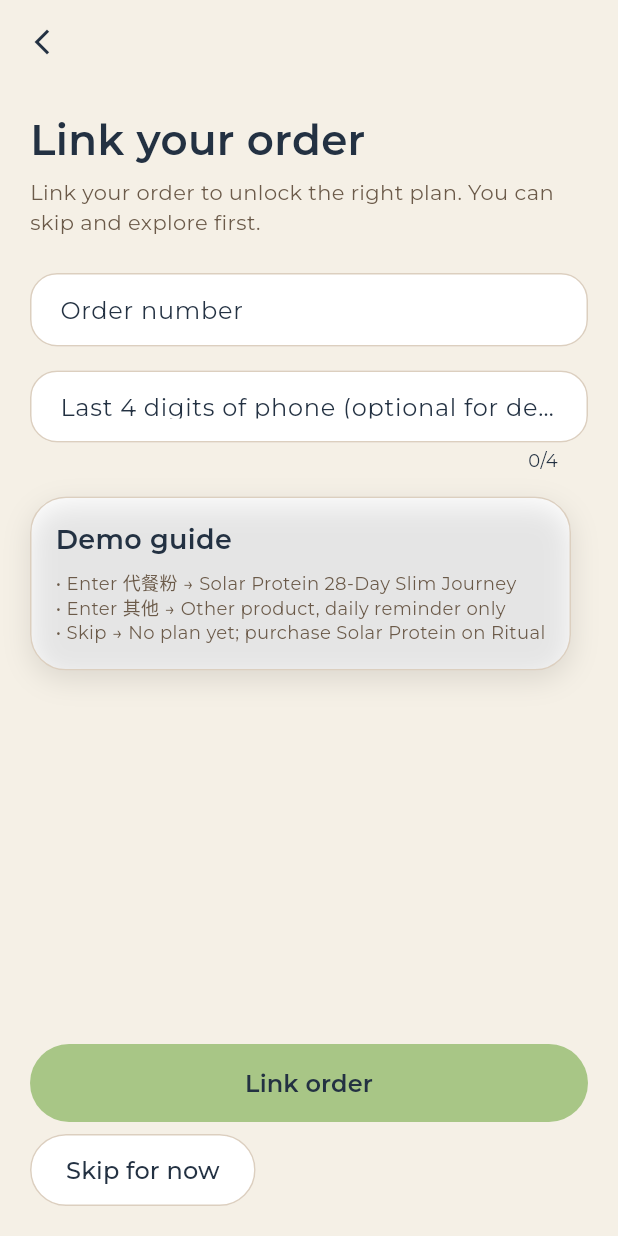
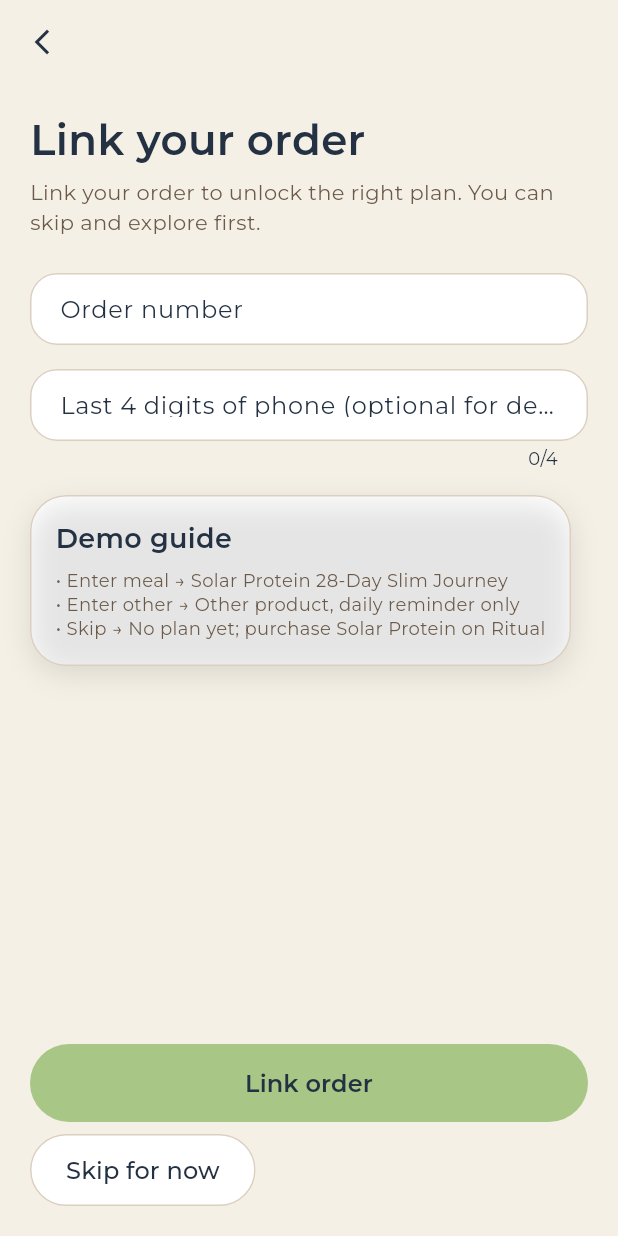
Before and after one commit to leejinping8972-svg/slimAPP, a Flutter app: the OrderLinkPage screen opened by its route, on a phone screen of 412 x 824 dp. Run offline on Flutter 3.47's test engine with Material 3 defaults, Android fonts, the phone set to English and light mode, and no system bars; our stand-ins replace fl_chart, flutter_riverpod, go_router; project files that could hold a hidden picture were left out.

Commit message:
Use English-only copy on order link page; keep demo keyword aliases.
Co-authored-by: Cursor <cursoragent@cursor.com>

```diff
--- a/mobile/lib/features/auth/auth_flow_pages.dart
+++ b/mobile/lib/features/auth/auth_flow_pages.dart
@@ -319,7 +319,7 @@ class _OrderLinkPageState extends ConsumerState<OrderLinkPage> {
               controller: _orderController,
               decoration: const InputDecoration(
                 labelText: 'Order number',
-                hintText: '代餐粉 / 其他',
+                hintText: 'meal or other',
               ),
             ),
             const SizedBox(height: LuckdateSpacing.base),
@@ -340,11 +340,11 @@ class _OrderLinkPageState extends ConsumerState<OrderLinkPage> {
                   Text('Demo guide', style: LuckdateTextStyles.title),
                   const SizedBox(height: LuckdateSpacing.sm),
                   Text(
-                    '• Enter 代餐粉 → Solar Protein 28-Day Slim Journey',
+                    '• Enter meal → Solar Protein 28-Day Slim Journey',
                     style: LuckdateTextStyles.caption,
                   ),
                   Text(
-                    '• Enter 其他 → Other product, daily reminder only',
+                    '• Enter other → Other product, daily reminder only',
                     style: LuckdateTextStyles.caption,
                   ),
                   Text(
--- a/mobile/lib/shared/services/mock_order_service.dart
+++ b/mobile/lib/shared/services/mock_order_service.dart
@@ -22,10 +22,12 @@ class MockOrderService {
     final normalizedOrder = orderNo.trim();
     final phone = phoneLast4.trim();
 
-    // Demo keywords for presentations (no real order lookup).
-    if (normalizedOrder == '代餐粉' ||
-        normalizedOrder.contains('代餐') ||
-        normalizedOrder.toLowerCase() == 'meal') {
+    // Demo keywords (English UI; legacy Chinese aliases still accepted).
+    if (normalizedOrder.toLowerCase() == 'meal' ||
+        normalizedOrder.toLowerCase() == 'meal replacement' ||
+        normalizedOrder.toLowerCase() == 'solar' ||
+        normalizedOrder == '代餐粉' ||
+        normalizedOrder.contains('代餐')) {
       return const OrderLinkResult(
         success: true,
         productName: 'Solar Protein™ 28-Day',
@@ -33,9 +35,10 @@ class MockOrderService {
       );
     }
 
-    if (normalizedOrder == '其他' ||
-        normalizedOrder == '其他产品' ||
-        normalizedOrder.toLowerCase() == 'other') {
+    if (normalizedOrder.toLowerCase() == 'other' ||
+        normalizedOrder.toLowerCase() == 'supplement' ||
+        normalizedOrder == '其他' ||
+        normalizedOrder == '其他产品') {
       return const OrderLinkResult(
         success: true,
         productName: 'Youth Solar™',
```
